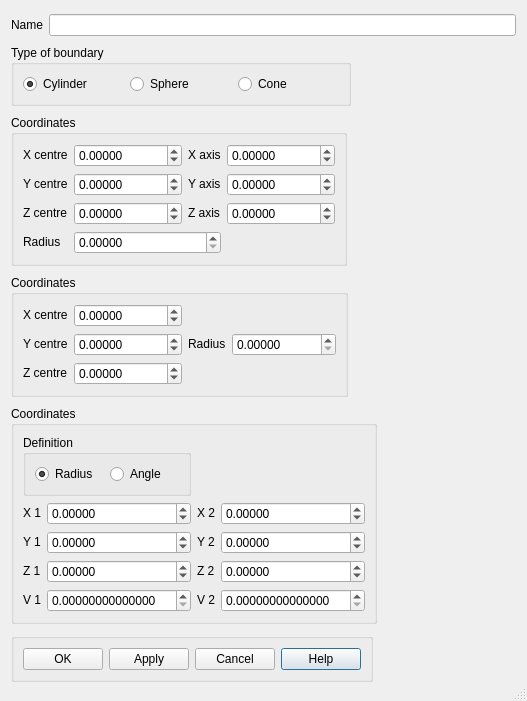
jschueller/homard, file src/HOMARDGUI/CreateBoundaryAn.ui: the form before one commit.
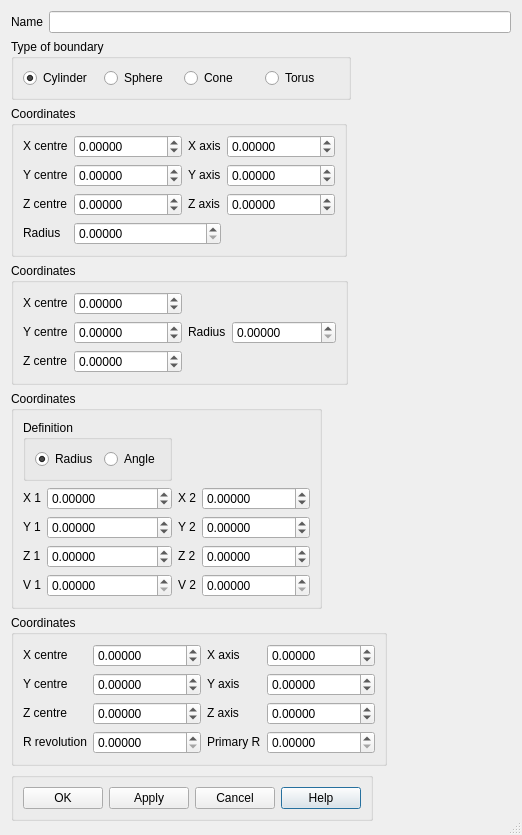
The form after the commit. Icons and pictures are not drawn.

What changed in the file:
```diff
--- a/src/HOMARDGUI/CreateBoundaryAn.ui
+++ b/src/HOMARDGUI/CreateBoundaryAn.ui
@@ -6,8 +6,8 @@
    <rect>
     <x>0</x>
     <y>0</y>
-    <width>527</width>
-    <height>701</height>
+    <width>522</width>
+    <height>835</height>
    </rect>
   </property>
   <property name="windowTitle">
@@ -19,7 +19,7 @@
   <property name="sizeGripEnabled">
    <bool>true</bool>
   </property>
-  <layout class="QGridLayout" name="gridLayout_4">
+  <layout class="QGridLayout" name="gridLayout_5">
    <item row="0" column="0">
     <widget class="QLabel" name="Name">
      <property name="text">
@@ -91,6 +91,23 @@
         </property>
        </widget>
       </item>
+      <item row="0" column="3">
+       <widget class="QRadioButton" name="RBTore">
+        <property name="text">
+         <string>Torus</string>
+        </property>
+        <property name="icon">
+         <iconset>
+          <normaloff>../../resources/toruspointvector.png</normaloff>../../resources/toruspointvector.png</iconset>
+        </property>
+        <property name="checkable">
+         <bool>true</bool>
+        </property>
+        <property name="checked">
+         <bool>false</bool>
+        </property>
+       </widget>
+      </item>
      </layout>
     </widget>
    </item>
@@ -739,7 +756,7 @@
       <item row="4" column="1">
        <widget class="QDoubleSpinBox" name="SpinBox_Cone_V1">
         <property name="decimals">
-         <number>14</number>
+         <number>5</number>
         </property>
         <property name="maximum">
          <double>1000000000.000000000000000</double>
@@ -765,7 +782,7 @@
       <item row="4" column="3">
        <widget class="QDoubleSpinBox" name="SpinBox_Cone_V2">
         <property name="decimals">
-         <number>14</number>
+         <number>5</number>
         </property>
         <property name="maximum">
          <double>1000000000.000000000000000</double>
@@ -776,6 +793,265 @@
     </widget>
    </item>
    <item row="5" column="0" colspan="2">
+    <widget class="QGroupBox" name="gBTore">
+     <property name="sizePolicy">
+      <sizepolicy hsizetype="Fixed" vsizetype="Fixed">
+       <horstretch>0</horstretch>
+       <verstretch>0</verstretch>
+      </sizepolicy>
+     </property>
+     <property name="title">
+      <string>Coordinates</string>
+     </property>
+     <layout class="QGridLayout" name="gridLayout_4">
+      <item row="0" column="0">
+       <widget class="QLabel" name="TLToreXcent">
+        <property name="sizePolicy">
+         <sizepolicy hsizetype="Fixed" vsizetype="Fixed">
+          <horstretch>0</horstretch>
+          <verstretch>0</verstretch>
+         </sizepolicy>
+        </property>
+        <property name="text">
+         <string>X centre</string>
+        </property>
+        <property name="wordWrap">
+         <bool>false</bool>
+        </property>
+       </widget>
+      </item>
+      <item row="0" column="1">
+       <widget class="QDoubleSpinBox" name="SpinBoxToreXcent">
+        <property name="decimals">
+         <number>5</number>
+        </property>
+        <property name="minimum">
+         <double>-999999999.000000000000000</double>
+        </property>
+        <property name="maximum">
+         <double>999999999.000000000000000</double>
+        </property>
+        <property name="value">
+         <double>0.000000000000000</double>
+        </property>
+       </widget>
+      </item>
+      <item row="0" column="2">
+       <widget class="QLabel" name="TLToreXaxe">
+        <property name="sizePolicy">
+         <sizepolicy hsizetype="Fixed" vsizetype="Fixed">
+          <horstretch>0</horstretch>
+          <verstretch>0</verstretch>
+         </sizepolicy>
+        </property>
+        <property name="text">
+         <string>X axis</string>
+        </property>
+        <property name="wordWrap">
+         <bool>false</bool>
+        </property>
+       </widget>
+      </item>
+      <item row="0" column="3">
+       <widget class="QDoubleSpinBox" name="SpinBoxToreXaxe">
+        <property name="decimals">
+         <number>5</number>
+        </property>
+        <property name="minimum">
+         <double>-999999999.000000000000000</double>
+        </property>
+        <property name="maximum">
+         <double>999999999.000000000000000</double>
+        </property>
+        <property name="value">
+         <double>0.000000000000000</double>
+        </property>
+       </widget>
+      </item>
+      <item row="1" column="0">
+       <widget class="QLabel" name="TLToreYcent">
+        <property name="sizePolicy">
+         <sizepolicy hsizetype="Fixed" vsizetype="Fixed">
+          <horstretch>0</horstretch>
+          <verstretch>0</verstretch>
+         </sizepolicy>
+        </property>
+        <property name="text">
+         <string>Y centre</string>
+        </property>
+        <property name="wordWrap">
+         <bool>false</bool>
+        </property>
+       </widget>
+      </item>
+      <item row="1" column="1">
+       <widget class="QDoubleSpinBox" name="SpinBoxToreYcent">
+        <property name="decimals">
+         <number>5</number>
+        </property>
+        <property name="minimum">
+         <double>-999999999.000000000000000</double>
+        </property>
+        <property name="maximum">
+         <double>999999999.000000000000000</double>
+        </property>
+        <property name="value">
+         <double>0.000000000000000</double>
+        </property>
+       </widget>
+      </item>
+      <item row="1" column="2">
+       <widget class="QLabel" name="TLToreYaxe">
+        <property name="sizePolicy">
+         <sizepolicy hsizetype="Fixed" vsizetype="Fixed">
+          <horstretch>0</horstretch>
+          <verstretch>0</verstretch>
+         </sizepolicy>
+        </property>
+        <property name="text">
+         <string>Y axis</string>
+        </property>
+        <property name="wordWrap">
+         <bool>false</bool>
+        </property>
+       </widget>
+      </item>
+      <item row="1" column="3">
+       <widget class="QDoubleSpinBox" name="SpinBoxToreYaxe">
+        <property name="decimals">
+         <number>5</number>
+        </property>
+        <property name="minimum">
+         <double>-999999999.000000000000000</double>
+        </property>
+        <property name="maximum">
+         <double>999999999.000000000000000</double>
+        </property>
+        <property name="value">
+         <double>0.000000000000000</double>
+        </property>
+       </widget>
+      </item>
+      <item row="2" column="0">
+       <widget class="QLabel" name="TLToreZcent">
+        <property name="sizePolicy">
+         <sizepolicy hsizetype="Fixed" vsizetype="Fixed">
+          <horstretch>0</horstretch>
+          <verstretch>0</verstretch>
+         </sizepolicy>
+        </property>
+        <property name="text">
+         <string>Z centre</string>
+        </property>
+        <property name="wordWrap">
+         <bool>false</bool>
+        </property>
+       </widget>
+      </item>
+      <item row="2" column="1">
+       <widget class="QDoubleSpinBox" name="SpinBoxToreZcent">
+        <property name="decimals">
+         <number>5</number>
+        </property>
+        <property name="minimum">
+         <double>-999999999.000000000000000</double>
+        </property>
+        <property name="maximum">
+         <double>999999999.000000000000000</double>
+        </property>
+        <property name="value">
+         <double>0.000000000000000</double>
+        </property>
+       </widget>
+      </item>
+      <item row="2" column="2">
+       <widget class="QLabel" name="TLToreZaxe">
+        <property name="sizePolicy">
+         <sizepolicy hsizetype="Fixed" vsizetype="Fixed">
+          <horstretch>0</horstretch>
+          <verstretch>0</verstretch>
+         </sizepolicy>
+        </property>
+        <property name="text">
+         <string>Z axis</string>
+        </property>
+        <property name="wordWrap">
+         <bool>false</bool>
+        </property>
+       </widget>
+      </item>
+      <item row="2" column="3">
+       <widget class="QDoubleSpinBox" name="SpinBoxToreZaxe">
+        <property name="decimals">
+         <number>5</number>
+        </property>
+        <property name="minimum">
+         <double>-999999999.000000000000000</double>
+        </property>
+        <property name="maximum">
+         <double>999999999.000000000000000</double>
+        </property>
+        <property name="value">
+         <double>0.000000000000000</double>
+        </property>
+       </widget>
+      </item>
+      <item row="3" column="0">
+       <widget class="QLabel" name="TLToreRayRev">
+        <property name="sizePolicy">
+         <sizepolicy hsizetype="Fixed" vsizetype="Fixed">
+          <horstretch>0</horstretch>
+          <verstretch>0</verstretch>
+         </sizepolicy>
+        </property>
+        <property name="text">
+         <string>R revolution</string>
+        </property>
+        <property name="wordWrap">
+         <bool>false</bool>
+        </property>
+       </widget>
+      </item>
+      <item row="3" column="1">
+       <widget class="QDoubleSpinBox" name="SpinBoxToreRRev">
+        <property name="decimals">
+         <number>5</number>
+        </property>
+        <property name="maximum">
+         <double>1000000000.000000000000000</double>
+        </property>
+       </widget>
+      </item>
+      <item row="3" column="2">
+       <widget class="QLabel" name="TLToreRayPri">
+        <property name="sizePolicy">
+         <sizepolicy hsizetype="Fixed" vsizetype="Fixed">
+          <horstretch>0</horstretch>
+          <verstretch>0</verstretch>
+         </sizepolicy>
+        </property>
+        <property name="text">
+         <string>Primary R</string>
+        </property>
+        <property name="wordWrap">
+         <bool>false</bool>
+        </property>
+       </widget>
+      </item>
+      <item row="3" column="3">
+       <widget class="QDoubleSpinBox" name="SpinBoxToreRPri">
+        <property name="decimals">
+         <number>5</number>
+        </property>
+        <property name="maximum">
+         <double>1000000000.000000000000000</double>
+        </property>
+       </widget>
+      </item>
+     </layout>
+    </widget>
+   </item>
+   <item row="6" column="0" colspan="2">
     <widget class="QGroupBox" name="GBButtons">
      <property name="sizePolicy">
       <sizepolicy hsizetype="Fixed" vsizetype="Fixed">
```
